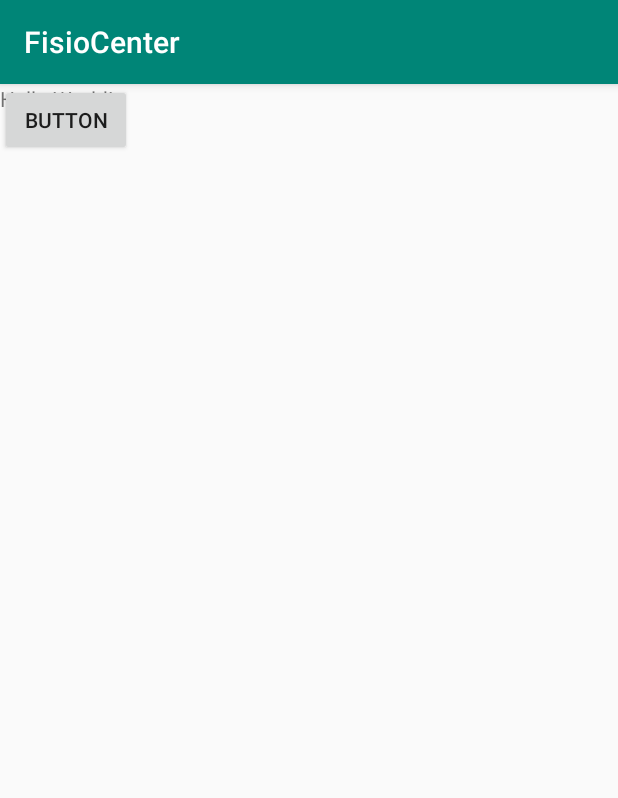
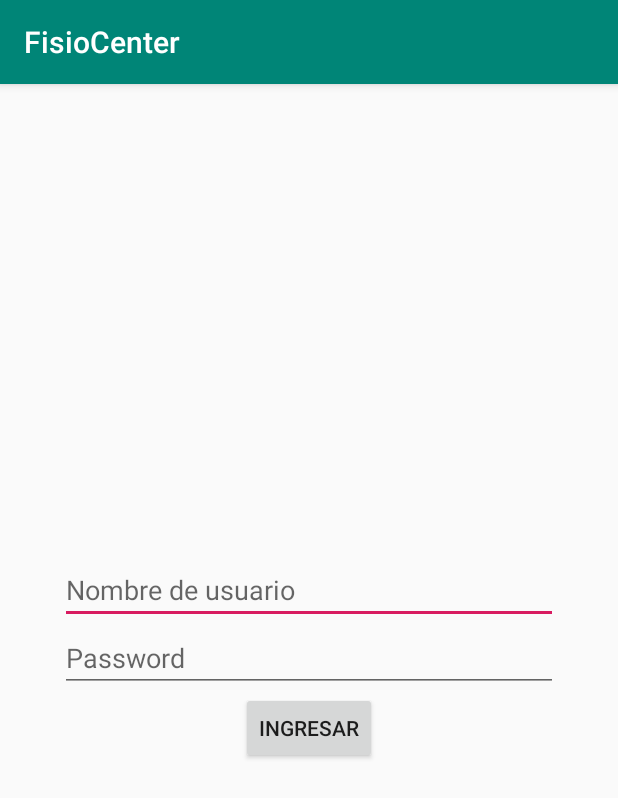
Before and after one commit to Juancanhiza/TPFrontEnd2, an Android app: the screen it shows after launch (MainActivity before the commit, LoginActivity after it), on a phone screen of 412 x 824 dp. Shown: the top 798 px of the screen. Run offline under Robolectric (Android 15) with nearby library versions, the phone set to English and light mode, and no system bars.

Commit message:
Login user:admin y poss:123 para entrar , falta verificar con el get

```diff
--- /dev/null
+++ b/app/src/main/java/py/com/eko/fisiocenter/LoginActivity.java
@@ -0,0 +1,38 @@
+package py.com.eko.fisiocenter;
+
+import androidx.appcompat.app.AppCompatActivity;
+
+import android.content.Intent;
+import android.os.Bundle;
+import android.view.View;
+import android.widget.EditText;
+
+public class LoginActivity extends AppCompatActivity {
+
+    EditText usuario;
+    EditText password;
+
+    @Override
+    protected void onCreate(Bundle savedInstanceState) {
+        super.onCreate(savedInstanceState);
+        setContentView(R.layout.activity_login);
+
+        usuario=findViewById(R.id.txtNombreUsuario);
+        password=findViewById(R.id.txtPassword);
+    }
+
+    public void ingresar(View view) {
+
+        if (usuario.getText().toString().equals("admin")
+                && password.getText().toString().equals("123")) {
+
+            Intent intentNewActivity = new Intent(LoginActivity.this, MainActivity.class);
+            Bundle b = new Bundle();
+            b.putString("usuario",usuario.getText().toString());
+            intentNewActivity.putExtras(b);
+            startActivity(intentNewActivity);
+
+
+        }
+    }
+}
--- /dev/null
+++ b/app/src/main/res/layout/activity_login.xml
@@ -0,0 +1,29 @@
+<LinearLayout xmlns:android="http://schemas.android.com/apk/res/android" xmlns:app="http://schemas.android.com/apk/res-auto" xmlns:tools="http://schemas.android.com/tools" android:layout_width="match_parent" android:layout_height="match_parent" android:gravity="center" android:orientation="vertical" android:paddingLeft="20dp" android:paddingRight="20dp" tools:context=".MainActivity">
+    <LinearLayout android:layout_width="match_parent" android:layout_height="wrap_content" android:orientation="horizontal" android:paddingLeft="20dp" android:paddingRight="20dp">
+
+        TextView
+        android:layout_width="wrap_content"
+        android:layout_height="wrap_content"
+        android:text="Nombre de usuario"
+        app:layout_constraintBottom_toBottomOf="parent"
+        app:layout_constraintLeft_toLeftOf="parent"
+        app:layout_constraintRight_toRightOf="parent"
+        app:layout_constraintTop_toTopOf="parent" /
+
+        <EditText android:layout_width="match_parent" android:layout_height="wrap_content" android:hint="Nombre de usuario" android:id="@+id/txtNombreUsuario"> </EditText>
+    </LinearLayout>
+    <LinearLayout android:layout_width="match_parent" android:layout_height="wrap_content" android:orientation="horizontal" android:paddingLeft="20dp" android:paddingRight="20dp">
+
+        TextView
+        android:layout_width="wrap_content"
+        android:layout_height="wrap_content"
+        android:text="Password"
+        app:layout_constraintBottom_toBottomOf="parent"
+        app:layout_constraintLeft_toLeftOf="parent"
+        app:layout_constraintRight_toRightOf="parent"
+        app:layout_constraintTop_toTopOf="parent" /
+
+        <EditText android:layout_width="match_parent" android:layout_height="wrap_content" android:inputType="textPassword" android:hint="Password" android:id="@+id/txtPassword"> </EditText>
+    </LinearLayout>
+    <Button android:layout_width="wrap_content" android:layout_height="wrap_content" android:onClick="ingresar" android:text="Ingresar"/>
+</LinearLayout>
```
Also changed, not shown: app/src/main/AndroidManifest.xml (+9 -7 lines), app/src/main/res/values/strings.xml (+13 -0 lines).
